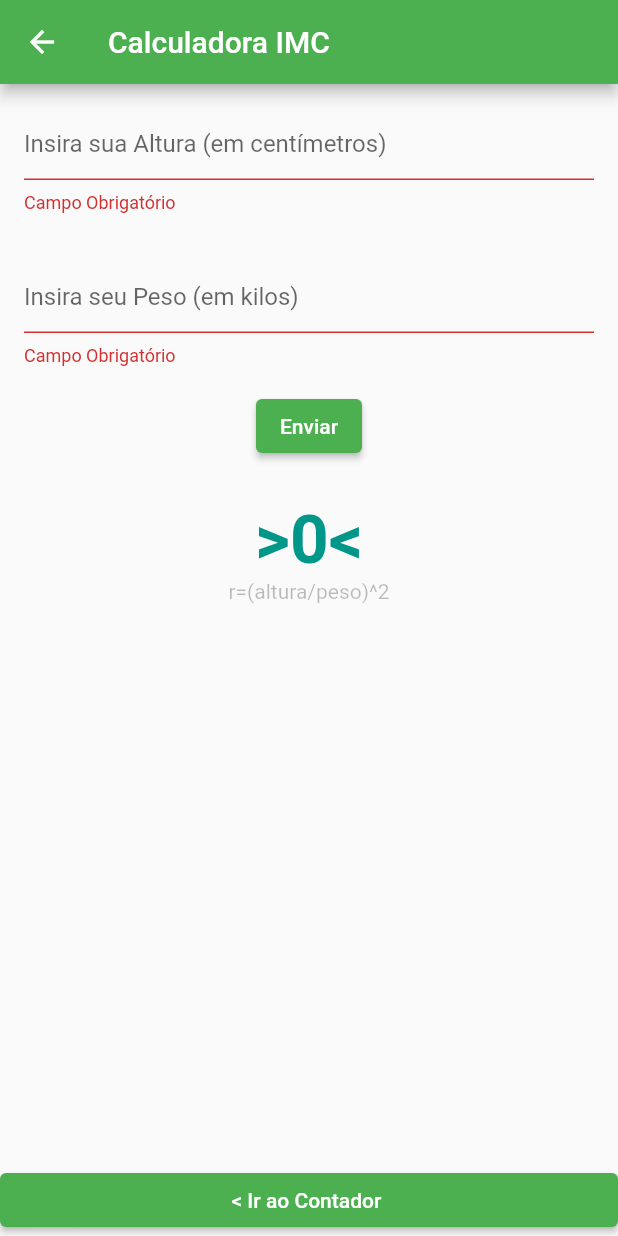
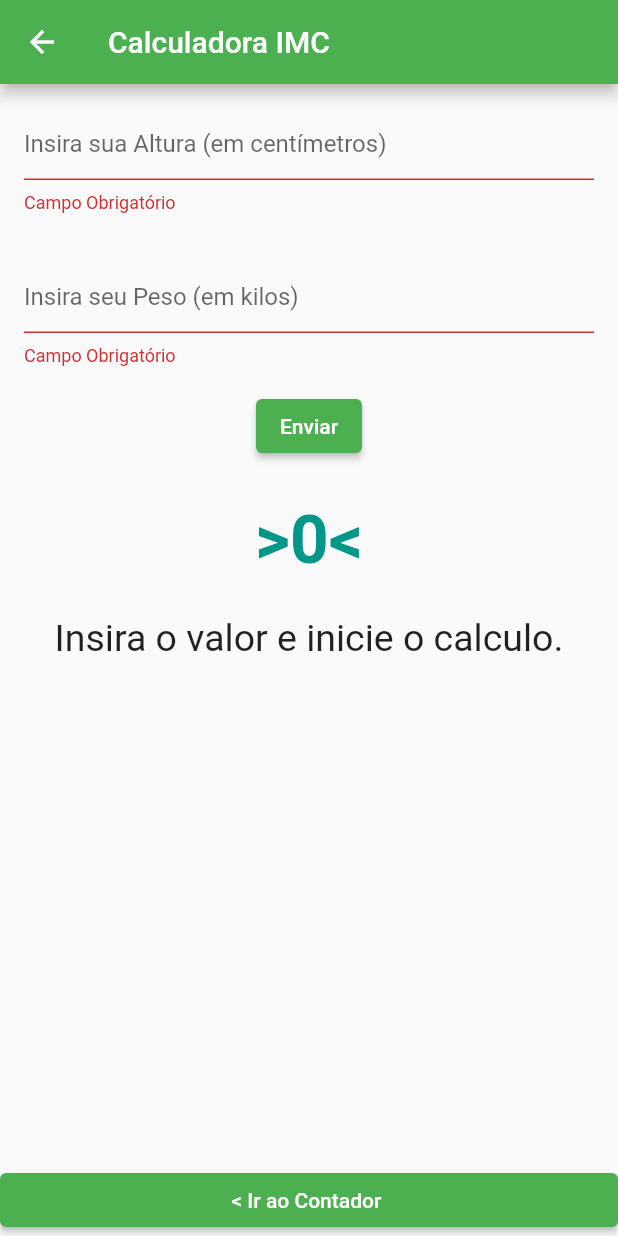
Before and after one commit to Pawtter/contador_returns, a Flutter app: the Imc_Screen screen opened directly, after a tap on "Enviar", on a phone screen of 412 x 824 dp. Run offline on Flutter 3.47's test engine with Material 2 defaults, Android fonts, the phone set to English and light mode, and no system bars.

Commit message:
Agora sim Funcional

```diff
--- a/lib/Screens/imc/imc_Screen.dart
+++ b/lib/Screens/imc/imc_Screen.dart
@@ -47,6 +47,7 @@ class _FormImcState extends State<FormImc> {
   num resultadoImc = 0;
   num altura = 0;
   num peso = 0;
+  String threshold = 'Insira o valor e inicie o calculo.';
 
   @override
   void dispose() {
@@ -115,6 +116,15 @@ class _FormImcState extends State<FormImc> {
                   //log('$altura Altura');
                   //log('$peso Peso');
                   resultadoImc = cImc.imc(altura, peso);
+                  if (resultadoImc >= 40) {
+                    threshold = 'Gigante';
+                  } else if (resultadoImc >= 25) {
+                    threshold = 'Gordin';
+                  } else if (resultadoImc >= 18.5) {
+                    threshold = 'Saudável';
+                  } else {
+                    threshold = 'Magrelo';
+                  }
                   //log('$resultadoImc É o resultado');
                 }
               });
@@ -129,9 +139,16 @@ class _FormImcState extends State<FormImc> {
             style: const TextStyle(
                 fontWeight: FontWeight.bold, color: Colors.teal, fontSize: 45),
           ),
-          const Text(
-            'r=(altura/peso)^2',
-            style: TextStyle(color: Colors.black26),
+          //const Text(
+          //  'r=(altura/peso)^2',
+          //  style: TextStyle(color: Colors.black26),
+          //),
+          const SizedBox(
+            height: 25,
+          ),
+          Text(
+            threshold,
+            style: const TextStyle(fontSize: 25),
           ),
         ],
       ),
--- a/lib/Screens/imc/imc_Screen_Controller.dart
+++ b/lib/Screens/imc/imc_Screen_Controller.dart
@@ -3,7 +3,7 @@ import 'dart:math';
 class CalcularIMC {
   num imc(num a, num p) {
     double r = 0;
-    r = a / p;
-    return pow(r, 2);
+    a = pow(a, 2);
+    return p / a;
   }
 }
```
